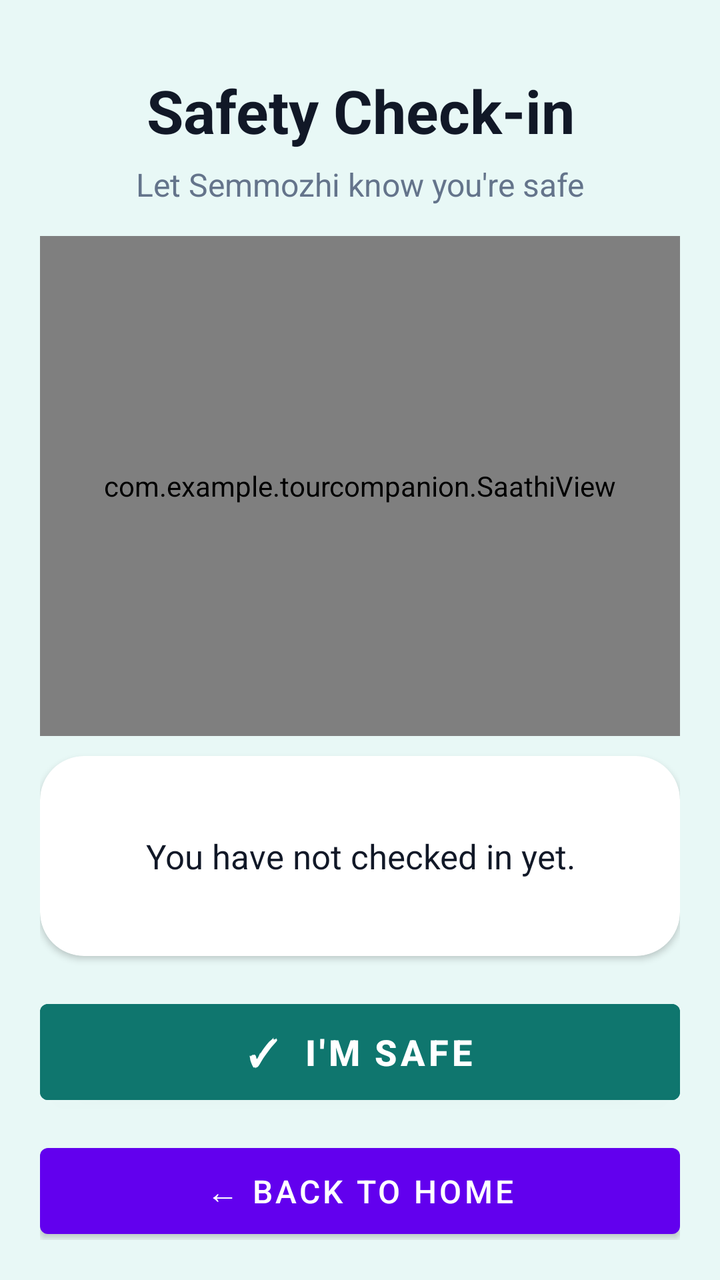
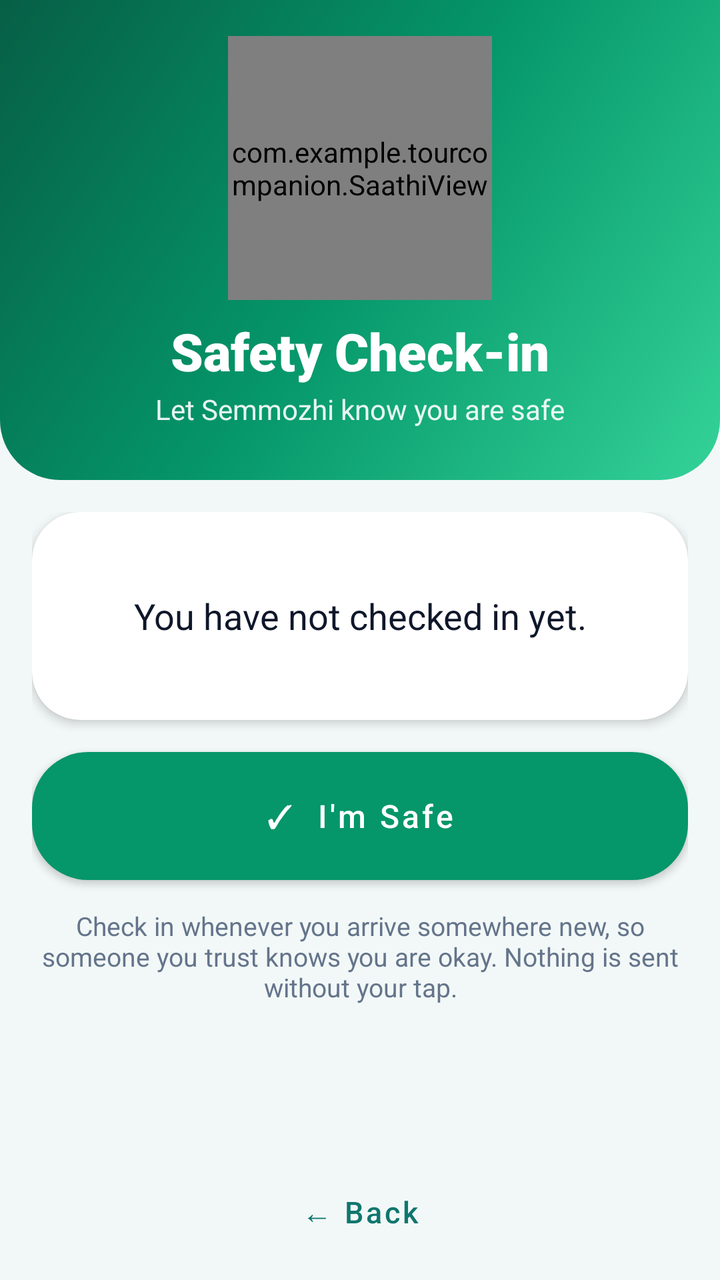

Before-and-after screenshots of an Android layout around one commit, followed by the original layout XML and the change that was made.
<!-- AndroidManifest.xml: application theme Theme.TourCompanion -->
<!-- res/layout/activity_safety_checkin.xml -->
<?xml version="1.0" encoding="utf-8"?>
<LinearLayout
    xmlns:android="http://schemas.android.com/apk/res/android"
    xmlns:app="http://schemas.android.com/apk/res-auto"
    android:layout_width="match_parent"
    android:layout_height="match_parent"
    android:orientation="vertical"
    android:padding="20dp"
    android:background="#E8F8F6">

    <TextView
        android:layout_width="match_parent"
        android:layout_height="wrap_content"
        android:text="Safety Check-in"
        android:textColor="#111827"
        android:textSize="30sp"
        android:textStyle="bold"
        android:gravity="center"
        android:layout_marginTop="15dp" />

    <TextView
        android:layout_width="match_parent"
        android:layout_height="wrap_content"
        android:text="Let Semmozhi know you're safe"
        android:textColor="#64748B"
        android:textSize="16sp"
        android:gravity="center"
        android:layout_marginTop="6dp" />

    <com.example.tourcompanion.SaathiView
        android:id="@+id/saathiViewSafety"
        android:layout_width="match_parent"
        android:layout_height="250dp"
        android:layout_marginTop="15dp" />

    <com.google.android.material.card.MaterialCardView
        android:layout_width="match_parent"
        android:layout_height="100dp"
        android:layout_marginTop="10dp"
        app:cardBackgroundColor="#FFFFFF"
        app:cardCornerRadius="22dp"
        app:cardElevation="2dp">

        <TextView
            android:id="@+id/safetyStatusText"
            android:layout_width="match_parent"
            android:layout_height="match_parent"
            android:gravity="center"
            android:padding="15dp"
            android:text="You have not checked in yet."
            android:textColor="#111827"
            android:textSize="17sp" />

    </com.google.android.material.card.MaterialCardView>

    <Button
        android:id="@+id/imSafeButton"
        android:layout_width="match_parent"
        android:layout_height="60dp"
        android:layout_marginTop="18dp"
        android:text="✓  I'm Safe"
        android:textSize="18sp"
        android:textStyle="bold"
        android:textColor="#FFFFFF"
        android:backgroundTint="#0F766E" />

    <Button
        android:id="@+id/shareSafeButton"
        android:layout_width="match_parent"
        android:layout_height="55dp"
        android:layout_marginTop="12dp"
        android:text="@string/tell_someone"
        android:textSize="16sp"
        android:visibility="gone" />

    <Button
        android:id="@+id/backHomeButton"
        android:layout_width="match_parent"
        android:layout_height="55dp"
        android:layout_marginTop="12dp"
        android:text="← Back to Home"
        android:textSize="16sp" />

</LinearLayout>
<!-- resources referenced by this layout -->
<resources>
  <style name="Theme.TourCompanion" parent="Theme.MaterialComponents.DayNight.DarkActionBar">
          
          <item name="colorPrimary">@color/purple_500</item>
          <item name="colorPrimaryVariant">@color/purple_700</item>
          <item name="colorOnPrimary">@color/white</item>
          
          <item name="colorSecondary">@color/teal_200</item>
          <item name="colorSecondaryVariant">@color/teal_700</item>
          <item name="colorOnSecondary">@color/black</item>
          
          <item name="android:statusBarColor">?attr/colorPrimaryVariant</item>
          
      </style>
  <color name="purple_500">#FF6200EE</color>
  <color name="purple_700">#FF3700B3</color>
  <color name="teal_200">#FF03DAC5</color>
  <color name="teal_700">#FF018786</color>
  <color name="black">#FF000000</color>
  <!-- unchanged entries left out for length: 2 -->
</resources>

<!-- the commit's change to res/layout/activity_safety_checkin.xml (unified diff, before → after) -->
@@ -4,81 +4,133 @@
     xmlns:app="http://schemas.android.com/apk/res-auto"
     android:layout_width="match_parent"
     android:layout_height="match_parent"
-    android:orientation="vertical"
-    android:padding="20dp"
-    android:background="#E8F8F6">
+    android:background="@color/bg"
+    android:orientation="vertical">
 
-    <TextView
+    <LinearLayout
         android:layout_width="match_parent"
         android:layout_height="wrap_content"
-        android:text="Safety Check-in"
-        android:textColor="#111827"
-        android:textSize="30sp"
-        android:textStyle="bold"
-        android:gravity="center"
-        android:layout_marginTop="15dp" />
+        android:tag="header"
+        android:background="@drawable/bg_header_green"
+        android:gravity="center_horizontal"
+        android:orientation="vertical"
+        android:paddingStart="20dp"
+        android:paddingTop="18dp"
+        android:paddingEnd="20dp"
+        android:paddingBottom="26dp">
 
-    <TextView
-        android:layout_width="match_parent"
-        android:layout_height="wrap_content"
-        android:text="Let Semmozhi know you're safe"
-        android:textColor="#64748B"
-        android:textSize="16sp"
-        android:gravity="center"
-        android:layout_marginTop="6dp" />
+        <FrameLayout
+            android:layout_width="132dp"
+            android:layout_height="132dp">
 
-    <com.example.tourcompanion.SaathiView
-        android:id="@+id/saathiViewSafety"
-        android:layout_width="match_parent"
-        android:layout_height="250dp"
-        android:layout_marginTop="15dp" />
+            <View
+                android:layout_width="124dp"
+                android:layout_height="124dp"
+                android:layout_gravity="center"
+                android:background="@drawable/bg_circle_soft" />
 
-    <com.google.android.material.card.MaterialCardView
-        android:layout_width="match_parent"
-        android:layout_height="100dp"
-        android:layout_marginTop="10dp"
-        app:cardBackgroundColor="#FFFFFF"
-        app:cardCornerRadius="22dp"
-        app:cardElevation="2dp">
+            <com.example.tourcompanion.SaathiView
+                android:id="@+id/saathiViewSafety"
+                android:layout_width="match_parent"
+                android:layout_height="match_parent" />
+        </FrameLayout>
 
         <TextView
-            android:id="@+id/safetyStatusText"
+            
+            style="@style/Text.Tour.Title"
             android:layout_width="match_parent"
-            android:layout_height="match_parent"
-            android:gravity="center"
-            android:padding="15dp"
-            android:text="You have not checked in yet."
-            android:textColor="#111827"
-            android:textSize="17sp" />
+            android:layout_height="wrap_content"
+            android:layout_marginTop="8dp"
+            android:text="Safety Check-in" />
 
-    </com.google.android.material.card.MaterialCardView>
+        <TextView
+            
+            style="@style/Text.Tour.Subtitle"
+            android:layout_width="match_parent"
+            android:layout_height="wrap_content"
+            android:layout_marginTop="2dp"
+            android:text="Let Semmozhi know you are safe" />
+    </LinearLayout>
 
-    <Button
-        android:id="@+id/imSafeButton"
+    <ScrollView
         android:layout_width="match_parent"
-        android:layout_height="60dp"
-        android:layout_marginTop="18dp"
-        android:text="✓  I'm Safe"
-        android:textSize="18sp"
-        android:textStyle="bold"
-        android:textColor="#FFFFFF"
-        android:backgroundTint="#0F766E" />
+        android:layout_height="0dp"
+        android:layout_weight="1"
+        android:clipToPadding="false"
+        android:fillViewport="true"
+        android:scrollbars="none">
 
-    <Button
-        android:id="@+id/shareSafeButton"
+        <LinearLayout
+            android:layout_width="match_parent"
+            android:layout_height="wrap_content"
+            android:orientation="vertical"
+            android:padding="16dp">
+
+        <com.google.android.material.card.MaterialCardView
+            android:layout_width="match_parent"
+            android:layout_height="wrap_content"
+            android:layout_marginTop="0dp"
+            app:cardBackgroundColor="@color/surface"
+            app:cardCornerRadius="24dp"
+            app:cardElevation="3dp"
+            app:strokeWidth="0dp">
+
+            <LinearLayout
+                android:layout_width="match_parent"
+                android:layout_height="wrap_content"
+                android:orientation="vertical"
+                android:padding="16dp">
+
+                <TextView
+                    android:id="@+id/safetyStatusText"
+                    android:layout_width="match_parent"
+                    android:layout_height="wrap_content"
+                    android:gravity="center"
+                    android:lineSpacingExtra="4dp"
+                    android:minHeight="72dp"
+                    android:paddingTop="8dp"
+                    android:paddingBottom="8dp"
+                    android:text="You have not checked in yet."
+                    android:textColor="@color/text_primary"
+                    android:textSize="18sp" />
+            </LinearLayout>
+        </com.google.android.material.card.MaterialCardView>
+        <com.google.android.material.button.MaterialButton
+            android:id="@+id/imSafeButton"
+            style="@style/Widget.Tour.Button.Success"
+            android:layout_width="match_parent"
+            android:layout_height="64dp"
+            android:layout_marginTop="16dp"
+            android:text="✓  I'm Safe" />
+        <com.google.android.material.button.MaterialButton
+            android:id="@+id/shareSafeButton"
+            android:visibility="gone"
+            style="@style/Widget.Tour.Button.Secondary"
+            android:layout_width="match_parent"
+            android:layout_height="56dp"
+            android:layout_marginTop="12dp"
+            android:text="@string/tell_someone" />
+        <TextView
+            
+            android:layout_width="match_parent"
+            android:layout_height="wrap_content"
+            android:layout_marginTop="14dp"
+            android:text="Check in whenever you arrive somewhere new, so someone you trust knows you are okay. Nothing is sent without your tap."
+            android:textColor="@color/text_secondary"
+            android:textSize="13sp"
+            android:gravity="center" />
+
+        </LinearLayout>
+    </ScrollView>
+
+    <com.google.android.material.button.MaterialButton
+        android:id="@+id/backHomeButton"
+        style="@style/Widget.Tour.Button.Text"
         android:layout_width="match_parent"
-        android:layout_height="55dp"
-        android:layout_marginTop="12dp"
-        android:text="@string/tell_someone"
-        android:textSize="16sp"
-        android:visibility="gone" />
-
-    <Button
-        android:id="@+id/backHomeButton"
-        android:layout_width="match_parent"
-        android:layout_height="55dp"
-        android:layout_marginTop="12dp"
-        android:text="← Back to Home"
-        android:textSize="16sp" />
+        android:layout_height="52dp"
+        android:layout_marginStart="16dp"
+        android:layout_marginEnd="16dp"
+        android:layout_marginBottom="8dp"
+        android:text="← Back" />
 
 </LinearLayout>
<!-- resource entries referenced after the edit -->
@@ -1,23 +1,83 @@
 <!-- resources referenced by this layout -->
 <resources>
-  <style name="Theme.TourCompanion" parent="Theme.MaterialComponents.DayNight.DarkActionBar">
-          
-          <item name="colorPrimary">@color/purple_500</item>
-          <item name="colorPrimaryVariant">@color/purple_700</item>
+  <color name="bg">#F2F8F7</color>
+  <color name="surface">#FFFFFF</color>
+  <color name="text_primary">#0F172A</color>
+  <color name="text_secondary">#64748B</color>
+  <!-- drawable bg_circle_soft (drawable) -->
+  <?xml version="1.0" encoding="utf-8"?>
+  <shape xmlns:android="http://schemas.android.com/apk/res/android" android:shape="oval">
+      <solid android:color="#26FFFFFF" />
+      <stroke android:width="2dp" android:color="#40FFFFFF" />
+  </shape>
+  <!-- drawable bg_header_green (drawable) -->
+  <?xml version="1.0" encoding="utf-8"?>
+  <shape xmlns:android="http://schemas.android.com/apk/res/android" android:shape="rectangle">
+      <gradient android:type="linear" android:angle="315" android:startColor="#065F46" android:centerColor="#059669" android:endColor="#34D399" />
+      <corners android:bottomLeftRadius="30dp" android:bottomRightRadius="30dp" />
+  </shape>
+  <style name="Text.Tour.Subtitle" parent="">
+          <item name="android:textColor">#E6FFFFFF</item>
+          <item name="android:textSize">14sp</item>
+          <item name="android:gravity">center</item>
+      </style>
+  <style name="Text.Tour.Title" parent="">
+          <item name="android:textColor">@color/white</item>
+          <item name="android:textSize">26sp</item>
+          <item name="android:fontFamily">sans-serif-black</item>
+          <item name="android:gravity">center</item>
+      </style>
+  <style name="Widget.Tour.Button.Secondary" parent="Widget.MaterialComponents.Button.OutlinedButton">
+          <item name="strokeColor">@color/primary</item>
+          <item name="strokeWidth">1.5dp</item>
+          <item name="android:textColor">@color/primary</item>
+          <item name="cornerRadius">28dp</item>
+          <item name="android:textAllCaps">false</item>
+          <item name="android:textSize">16sp</item>
+          <item name="android:fontFamily">sans-serif-medium</item>
+          <item name="android:minHeight">52dp</item>
+          <item name="android:insetTop">0dp</item>
+          <item name="android:insetBottom">0dp</item>
+      </style>
+  <style name="Widget.Tour.Button.Success" parent="Widget.Tour.Button.Primary">
+          <item name="backgroundTint">@color/success</item>
+      </style>
+  <style name="Widget.Tour.Button.Text" parent="Widget.MaterialComponents.Button.TextButton">
+          <item name="android:textColor">@color/primary</item>
+          <item name="android:textAllCaps">false</item>
+          <item name="android:textSize">15sp</item>
+          <item name="android:fontFamily">sans-serif-medium</item>
+      </style>
+  <style name="Theme.TourCompanion" parent="Theme.MaterialComponents.Light.NoActionBar">
+          <item name="colorPrimary">@color/primary</item>
+          <item name="colorPrimaryVariant">@color/primary_dark</item>
           <item name="colorOnPrimary">@color/white</item>
-          
-          <item name="colorSecondary">@color/teal_200</item>
-          <item name="colorSecondaryVariant">@color/teal_700</item>
-          <item name="colorOnSecondary">@color/black</item>
-          
-          <item name="android:statusBarColor">?attr/colorPrimaryVariant</item>
-          
+          <item name="colorSecondary">@color/accent</item>
+          <item name="colorSecondaryVariant">@color/accent</item>
+          <item name="colorOnSecondary">@color/text_primary</item>
+          <item name="android:colorBackground">@color/bg</item>
+          <item name="android:windowBackground">@color/bg</item>
+          <item name="android:statusBarColor">@color/primary_dark</item>
+          <item name="android:textColorPrimary">@color/text_primary</item>
+          <item name="android:textColorSecondary">@color/text_secondary</item>
+          <item name="materialButtonStyle">@style/Widget.Tour.Button.Primary</item>
       </style>
-  <color name="purple_500">#FF6200EE</color>
-  <color name="purple_700">#FF3700B3</color>
-  <color name="teal_200">#FF03DAC5</color>
-  <color name="teal_700">#FF018786</color>
-  <color name="black">#FF000000</color>
+  <color name="primary">#0F766E</color>
+  <style name="Widget.Tour.Button.Primary" parent="Widget.MaterialComponents.Button">
+          <item name="backgroundTint">@color/primary</item>
+          <item name="android:textColor">@color/white</item>
+          <item name="cornerRadius">28dp</item>
+          <item name="android:textAllCaps">false</item>
+          <item name="android:textSize">16sp</item>
+          <item name="android:fontFamily">sans-serif-medium</item>
+          <item name="android:minHeight">54dp</item>
+          <item name="android:insetTop">0dp</item>
+          <item name="android:insetBottom">0dp</item>
+          <item name="rippleColor">#33FFFFFF</item>
+      </style>
+  <color name="success">#059669</color>
+  <color name="primary_dark">#0B5D56</color>
+  <color name="accent">#F59E0B</color>
   <!-- unchanged entries left out for length: 2 -->
 </resources>
 
